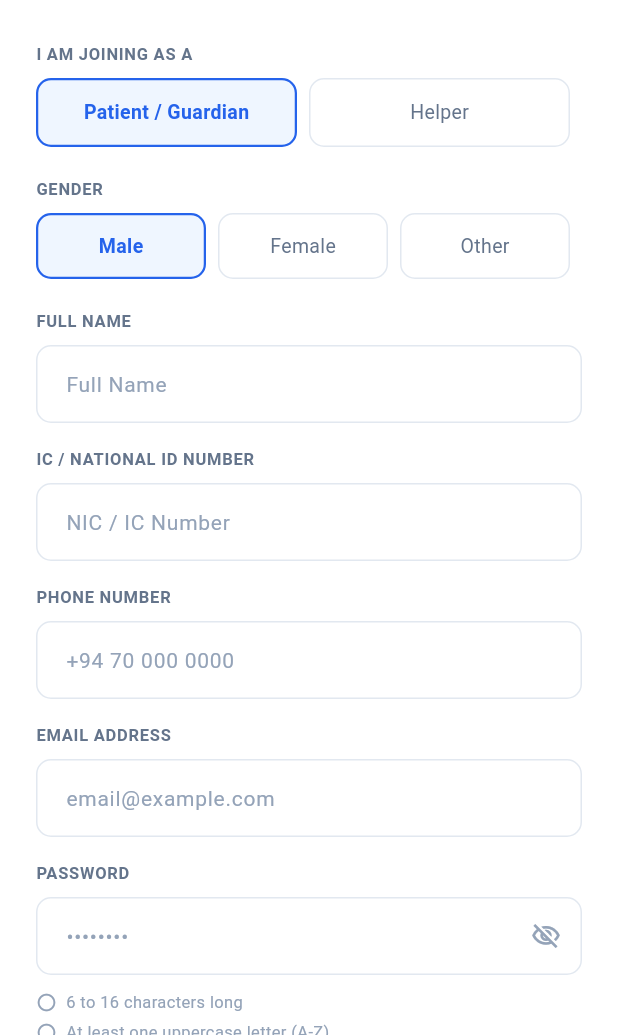
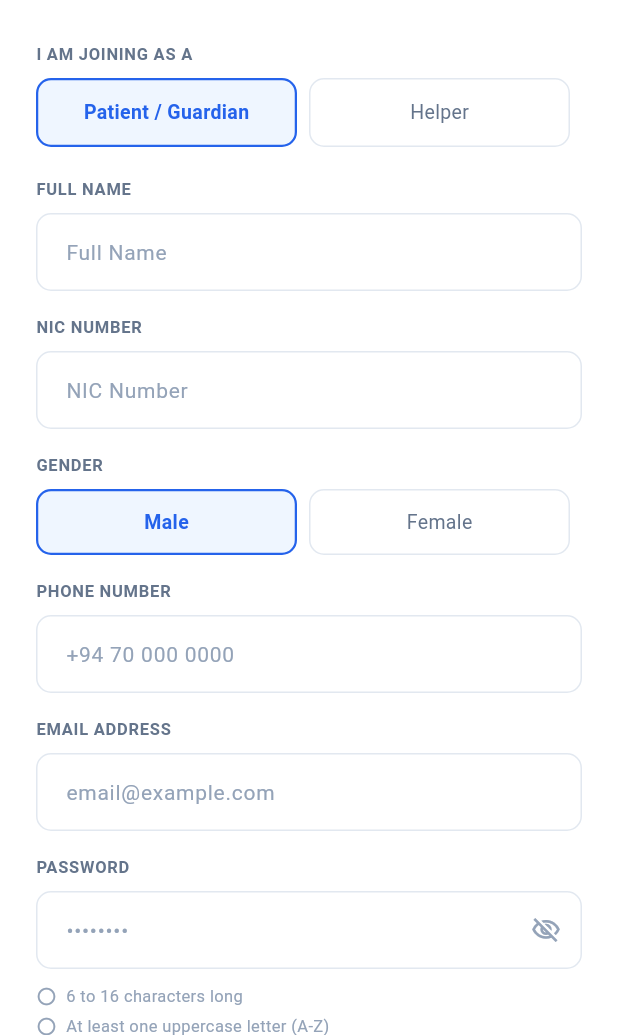
Before and after one commit to Dewnan/CareDrop, a Flutter app: the CommonRegisterScreen screen opened directly, on a phone screen of 412 x 824 dp, the part 201-1236 px from its top. Run offline on Flutter 3.47's test engine with Material 3 defaults, Android fonts, the phone set to English and light mode, and no system bars; our stand-ins replace cloud_firestore, firebase_auth, firebase_core, shared_preferences; accounts and stored records are empty.

Commit message:
style: organize form layout

```diff
--- a/lib/screens/common/common_register_screen.dart
+++ b/lib/screens/common/common_register_screen.dart
@@ -152,7 +152,43 @@ class _CommonRegisterScreenState extends State<CommonRegisterScreen> {
 
               const SizedBox(height: 20),
 
-              // GENDER SELECTION
+              // FULL NAME
+              const Text(
+                'FULL NAME',
+                style: TextStyle(
+                  fontSize: 11,
+                  fontWeight: FontWeight.bold,
+                  color: CareDropTheme.textSecondary,
+                  letterSpacing: 0.5,
+                ),
+              ),
+              const SizedBox(height: 8),
+              TextField(
+                controller: _fullNameController,
+                decoration: const InputDecoration(hintText: 'Full Name'),
+              ),
+
+              const SizedBox(height: 16),
+
+              // IC / ID NUMBER
+              const Text(
+                'NIC NUMBER',
+                style: TextStyle(
+                  fontSize: 11,
+                  fontWeight: FontWeight.bold,
+                  color: CareDropTheme.textSecondary,
+                  letterSpacing: 0.5,
+                ),
+              ),
+              const SizedBox(height: 8),
+              TextField(
+                controller: _icController,
+                decoration: const InputDecoration(hintText: 'NIC Number'),
+              ),
+
+              const SizedBox(height: 16),
+
+              // GENDER SELECTION (Positioned between NIC Number and Phone Number; Male & Female choices)
               const Text(
                 'GENDER',
                 style: TextStyle(
@@ -164,7 +200,7 @@ class _CommonRegisterScreenState extends State<CommonRegisterScreen> {
               ),
               const SizedBox(height: 8),
               Row(
-                children: ['Male', 'Female', 'Other'].map((gender) {
+                children: ['Male', 'Female'].map((gender) {
                   final isSelected = _selectedGender == gender;
                   return Expanded(
                     child: Padding(
@@ -209,42 +245,6 @@ class _CommonRegisterScreenState extends State<CommonRegisterScreen> {
                     ),
                   );
                 }).toList(),
-              ),
-
-              const SizedBox(height: 20),
-
-              // FULL NAME
-              const Text(
-                'FULL NAME',
-                style: TextStyle(
-                  fontSize: 11,
-                  fontWeight: FontWeight.bold,
-                  color: CareDropTheme.textSecondary,
-                  letterSpacing: 0.5,
-                ),
-              ),
-              const SizedBox(height: 8),
-              TextField(
-                controller: _fullNameController,
-                decoration: const InputDecoration(hintText: 'Full Name'),
-              ),
-
-              const SizedBox(height: 16),
-
-              // IC / ID NUMBER
-              const Text(
-                'IC / NATIONAL ID NUMBER',
-                style: TextStyle(
-                  fontSize: 11,
-                  fontWeight: FontWeight.bold,
-                  color: CareDropTheme.textSecondary,
-                  letterSpacing: 0.5,
-                ),
-              ),
-              const SizedBox(height: 8),
-              TextField(
-                controller: _icController,
-                decoration: const InputDecoration(hintText: 'NIC / IC Number'),
               ),
 
               const SizedBox(height: 16),
```
Also changed, not shown: lib/screens/common/common_signin_screen.dart (+64 -15 lines).
